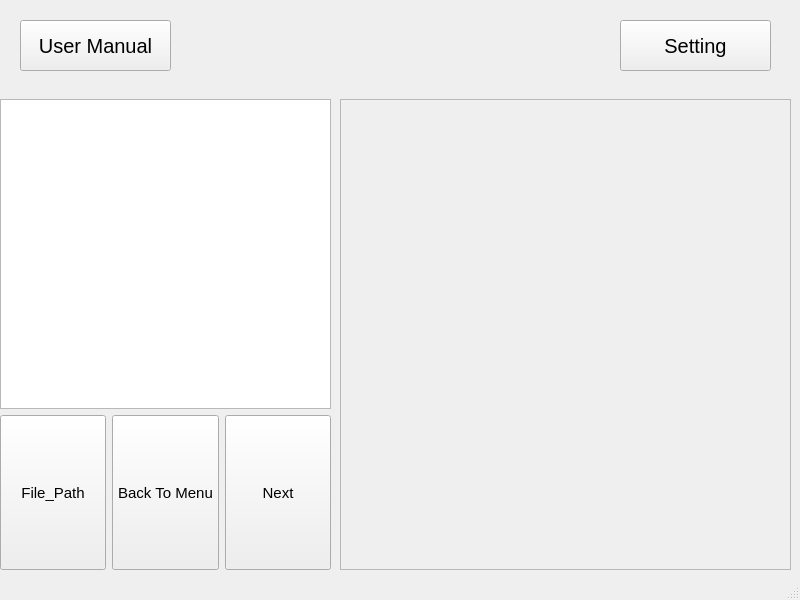
Above: Greyform-linux/Python_Application/UI_Design/mainframe.ui from mokzhizhuan/GreyForm_UIs before the change. Below: the same form after it.
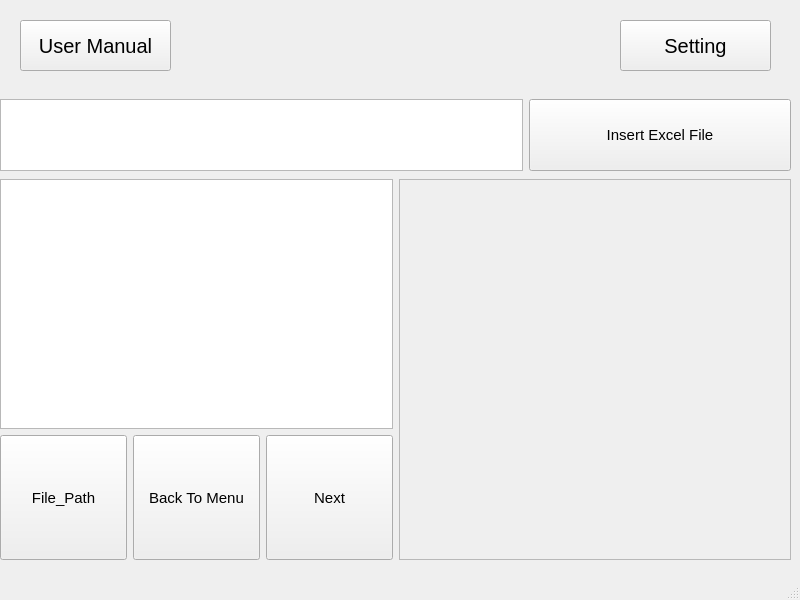
That is the form after the change. The open tabs and pages were chosen to show the change.

What changed in the file:
```diff
--- a/Greyform-linux/Python_Application/UI_Design/mainframe.ui
+++ b/Greyform-linux/Python_Application/UI_Design/mainframe.ui
@@ -170,10 +170,40 @@
          <rect>
           <x>0</x>
           <y>10</y>
-          <width>331</width>
-          <height>471</height>
+          <width>791</width>
+          <height>72</height>
          </rect>
         </property>
+        <layout class="QHBoxLayout" name="horizontalLayout_18" stretch="2,1">
+         <item>
+          <widget class="QTextEdit" name="excelfilpathtext"/>
+         </item>
+         <item>
+          <widget class="QPushButton" name="excelFilePathButton">
+           <property name="sizePolicy">
+            <sizepolicy hsizetype="Minimum" vsizetype="Expanding">
+             <horstretch>0</horstretch>
+             <verstretch>0</verstretch>
+            </sizepolicy>
+           </property>
+           <property name="text">
+            <string>Insert Excel File</string>
+           </property>
+          </widget>
+         </item>
+        </layout>
+       </widget>
+       <widget class="QWidget" name="horizontalLayoutWidgetPage2">
+        <property name="geometry">
+         <rect>
+          <x>0</x>
+          <y>90</y>
+          <width>791</width>
+          <height>381</height>
+         </rect>
+        </property>
+        <layout class="QHBoxLayout" name="horizontalLayout_20" stretch="1,1">
+         <item>
         <layout class="QVBoxLayout" name="verticalLayout_17" stretch="2,1">
          <item>
           <widget class="QListView" name="Selectivefilelistview">
@@ -229,16 +259,8 @@
           </layout>
          </item>
         </layout>
-       </widget>
-       <widget class="QWidget" name="layoutWidgetframe">
-        <property name="geometry">
-         <rect>
-          <x>340</x>
-          <y>10</y>
-          <width>451</width>
-          <height>471</height>
-         </rect>
-        </property>
+         </item>
+         <item>
         <layout class="QHBoxLayout" name="horizontalLayout_2" stretch="0">
          <item>
           <widget class="QFrame" name="pyvistaframe">
@@ -255,6 +277,8 @@
             <enum>QFrame::Raised</enum>
            </property>
           </widget>
+           </item>
+          </layout>
          </item>
         </layout>
        </widget>
```
Left out of the diff: 2 changed lines with no effect on the pictures. Lines whose indentation alone changed are shown as unchanged.
